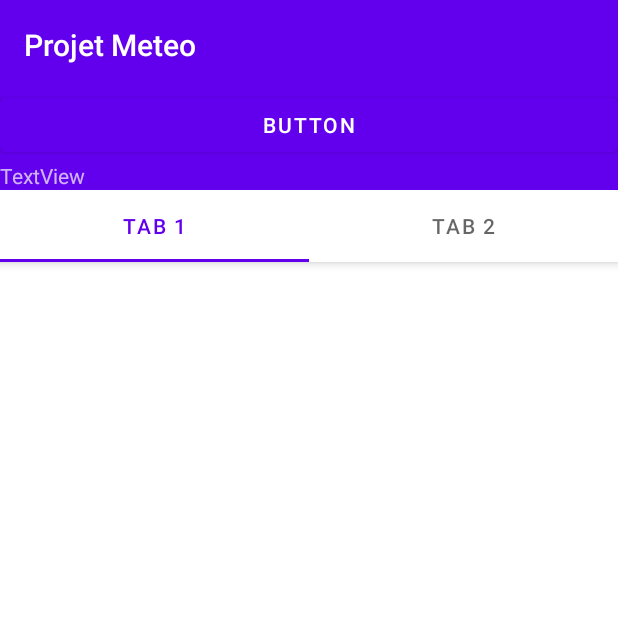
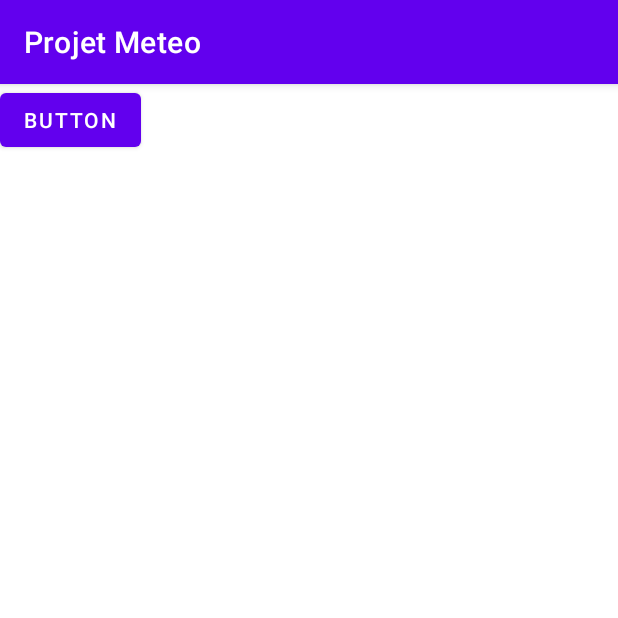
Before and after one commit to Lapanxd/WeatherApp, an Android app: the screen it shows after launch (MainActivity), on a phone screen of 412 x 824 dp, the top half of it. Run offline under Robolectric (Android 15) with nearby library versions, the phone set to English and light mode, and no system bars.

Commit message:
ajout bdd & activity adjout de ville

```diff
--- a/app/build.gradle
+++ b/app/build.gradle
@@ -26,9 +26,6 @@ android {
         sourceCompatibility JavaVersion.VERSION_1_8
         targetCompatibility JavaVersion.VERSION_1_8
     }
-    buildFeatures {
-        viewBinding true
-    }
 }
 
 dependencies {
@@ -36,8 +33,6 @@ dependencies {
     implementation 'androidx.appcompat:appcompat:1.5.1'
     implementation 'com.google.android.material:material:1.7.0'
     implementation 'androidx.constraintlayout:constraintlayout:2.1.4'
-    implementation 'androidx.lifecycle:lifecycle-livedata-ktx:2.5.1'
-    implementation 'androidx.lifecycle:lifecycle-viewmodel-ktx:2.5.1'
     testImplementation 'junit:junit:4.13.2'
     androidTestImplementation 'androidx.test.ext:junit:1.1.4'
     androidTestImplementation 'androidx.test.espresso:espresso-core:3.5.0'
--- a/app/src/main/AndroidManifest.xml
+++ b/app/src/main/AndroidManifest.xml
@@ -13,7 +13,7 @@
         android:theme="@style/Theme.ProjetMeteo"
         tools:targetApi="31">
         <activity
-            android:name=".city_selection"
+            android:name=".CitySelection"
             android:exported="false">
             <meta-data
                 android:name="android.app.lib_name"
@@ -21,9 +21,7 @@
         </activity>
         <activity
             android:name=".MainActivity"
-            android:exported="true"
-            android:label="@string/app_name"
-            android:theme="@style/Theme.ProjetMeteo.NoActionBar">
+            android:exported="true">
             <intent-filter>
                 <action android:name="android.intent.action.MAIN" />
 
--- a/app/src/main/java/com/example/projetmeteo/DataBase.java
+++ b/app/src/main/java/com/example/projetmeteo/DataBase.java
@@ -8,9 +8,7 @@ import android.database.sqlite.SQLiteDatabase;
 import android.database.sqlite.SQLiteOpenHelper;
 import android.util.Log;
 
-import androidx.annotation.Nullable;
-
-public class DataBase extends SQLiteOpenHelper {
+public class Database extends SQLiteOpenHelper {
     public static final int DATABASE_VERSION=2;
     public static final String DATABASE_NAME = "app-meteo";
     private static final String PKEY = "pkey";
@@ -22,7 +20,7 @@ public class DataBase extends SQLiteOpenHelper {
 
     private static final String ORIGINAL_CITIES="insert into " + TABLE_NAME + " (" + CITY_NAME + ") VALUES('null')";
 
-    public DataBase(Context context){
+    public Database(Context context){
         super(context, DATABASE_NAME, null, DATABASE_VERSION);
     }
 
--- a/app/src/main/java/com/example/projetmeteo/MainActivity.java
+++ b/app/src/main/java/com/example/projetmeteo/MainActivity.java
@@ -1,49 +1,26 @@
 package com.example.projetmeteo;
+
+import androidx.appcompat.app.AppCompatActivity;
 
 import android.content.Intent;
 import android.os.Bundle;
-import com.google.android.material.tabs.TabLayout;
-
-import androidx.viewpager.widget.ViewPager;
-import androidx.appcompat.app.AppCompatActivity;
-
-import android.util.Log;
 import android.widget.Button;
 import android.widget.TextView;
 
-import com.example.projetmeteo.ui.main.SectionsPagerAdapter;
-import com.example.projetmeteo.databinding.ActivityMainBinding;
-
 public class MainActivity extends AppCompatActivity {
 
-    private ActivityMainBinding binding;
-
-    DataBase dataBase = new DataBase(this);
+    Database database = new Database(this);
 
     @Override
     protected void onCreate(Bundle savedInstanceState) {
         super.onCreate(savedInstanceState);
+        setContentView(R.layout.activity_main);
 
-        binding = ActivityMainBinding.inflate(getLayoutInflater());
-        setContentView(binding.getRoot());
+        Button button = findViewById(R.id.button);
 
-        SectionsPagerAdapter sectionsPagerAdapter = new SectionsPagerAdapter(this, getSupportFragmentManager());
-        ViewPager viewPager = binding.viewPager;
-        viewPager.setAdapter(sectionsPagerAdapter);
-        TabLayout tabs = binding.tabs;
-        tabs.setupWithViewPager(viewPager);
-
-        TextView textView = findViewById(R.id.textView);
-        Button button = findViewById(R.id.button3);
-
-        button.setOnClickListener(View -> {
-            //textView.setText(dataBase.getCities()[0] + dataBase.getCities()[1] + dataBase.getCities()[2] + dataBase.getCities()[3] + dataBase.getCities()[4]);
-            openCitySelectionActivity();
+        button.setOnClickListener(View->{
+            Intent myIntent = new Intent(this, CitySelection.class);
+            startActivity(myIntent);
         });
     }
-
-    public void openCitySelectionActivity(){
-        Intent myIntent = new Intent(this, city_selection.class);
-        startActivity(myIntent);
-    }
 }
--- a/app/src/main/java/com/example/projetmeteo/ui/main/PageViewModel.java
+++ /dev/null
@@ -1,26 +0,0 @@
-package com.example.projetmeteo.ui.main;
-
-import androidx.arch.core.util.Function;
-import androidx.lifecycle.LiveData;
-import androidx.lifecycle.MutableLiveData;
-import androidx.lifecycle.Transformations;
-import androidx.lifecycle.ViewModel;
-
-public class PageViewModel extends ViewModel {
-
-    private MutableLiveData<Integer> mIndex = new MutableLiveData<>();
-    private LiveData<String> mText = Transformations.map(mIndex, new Function<Integer, String>() {
-        @Override
-        public String apply(Integer input) {
-            return "Hello world from section: " + input;
-        }
-    });
-
-    public void setIndex(int index) {
-        mIndex.setValue(index);
-    }
-
-    public LiveData<String> getText() {
-        return mText;
-    }
-}
--- a/app/src/main/java/com/example/projetmeteo/ui/main/PlaceholderFragment.java
+++ /dev/null
@@ -1,70 +0,0 @@
-package com.example.projetmeteo.ui.main;
-
-import android.os.Bundle;
-import android.view.LayoutInflater;
-import android.view.View;
-import android.view.ViewGroup;
-import android.widget.TextView;
-
-import androidx.annotation.Nullable;
-import androidx.annotation.NonNull;
-import androidx.fragment.app.Fragment;
-import androidx.lifecycle.Observer;
-import androidx.lifecycle.ViewModelProvider;
-
-import com.example.projetmeteo.R;
-import com.example.projetmeteo.databinding.FragmentMainBinding;
-
-/**
- * A placeholder fragment containing a simple view.
- */
-public class PlaceholderFragment extends Fragment {
-
-    private static final String ARG_SECTION_NUMBER = "section_number";
-
-    private PageViewModel pageViewModel;
-    private FragmentMainBinding binding;
-
-    public static PlaceholderFragment newInstance(int index) {
-        PlaceholderFragment fragment = new PlaceholderFragment();
-        Bundle bundle = new Bundle();
-        bundle.putInt(ARG_SECTION_NUMBER, index);
-        fragment.setArguments(bundle);
-        return fragment;
-    }
-
-    @Override
-    public void onCreate(Bundle savedInstanceState) {
-        super.onCreate(savedInstanceState);
-        pageViewModel = new ViewModelProvider(this).get(PageViewModel.class);
-        int index = 1;
-        if (getArguments() != null) {
-            index = getArguments().getInt(ARG_SECTION_NUMBER);
-        }
-        pageViewModel.setIndex(index);
-    }
-
-    @Override
-    public View onCreateView(
-            @NonNull LayoutInflater inflater, ViewGroup container,
-            Bundle savedInstanceState) {
-
-        binding = FragmentMainBinding.inflate(inflater, container, false);
-        View root = binding.getRoot();
-
-        final TextView textView = binding.sectionLabel;
-        pageViewModel.getText().observe(getViewLifecycleOwner(), new Observer<String>() {
-            @Override
-            public void onChanged(@Nullable String s) {
-                textView.setText(s);
-            }
-        });
-        return root;
-    }
-
-    @Override
-    public void onDestroyView() {
-        super.onDestroyView();
-        binding = null;
-    }
-}
--- a/app/src/main/java/com/example/projetmeteo/ui/main/SectionsPagerAdapter.java
+++ /dev/null
@@ -1,46 +0,0 @@
-package com.example.projetmeteo.ui.main;
-
-import android.content.Context;
-
-import androidx.annotation.Nullable;
-import androidx.annotation.StringRes;
-import androidx.fragment.app.Fragment;
-import androidx.fragment.app.FragmentManager;
-import androidx.fragment.app.FragmentPagerAdapter;
-
-import com.example.projetmeteo.R;
-
-/**
- * A [FragmentPagerAdapter] that returns a fragment corresponding to
- * one of the sections/tabs/pages.
- */
-public class SectionsPagerAdapter extends FragmentPagerAdapter {
-
-    @StringRes
-    private static final int[] TAB_TITLES = new int[]{R.string.tab_text_1, R.string.tab_text_2};
-    private final Context mContext;
-
-    public SectionsPagerAdapter(Context context, FragmentManager fm) {
-        super(fm);
-        mContext = context;
-    }
-
-    @Override
-    public Fragment getItem(int position) {
-        // getItem is called to instantiate the fragment for the given page.
-        // Return a PlaceholderFragment (defined as a static inner class below).
-        return PlaceholderFragment.newInstance(position + 1);
-    }
-
-    @Nullable
-    @Override
-    public CharSequence getPageTitle(int position) {
-        return mContext.getResources().getString(TAB_TITLES[position]);
-    }
-
-    @Override
-    public int getCount() {
-        // Show 2 total pages.
-        return 2;
-    }
-}
--- a/app/src/main/res/layout/activity_main.xml
+++ b/app/src/main/res/layout/activity_main.xml
@@ -1,48 +1,16 @@
 <?xml version="1.0" encoding="utf-8"?>
-<androidx.coordinatorlayout.widget.CoordinatorLayout xmlns:android="http://schemas.android.com/apk/res/android"
+<androidx.constraintlayout.widget.ConstraintLayout xmlns:android="http://schemas.android.com/apk/res/android"
     xmlns:app="http://schemas.android.com/apk/res-auto"
     xmlns:tools="http://schemas.android.com/tools"
     android:layout_width="match_parent"
     android:layout_height="match_parent"
     tools:context=".MainActivity">
 
-    <com.google.android.material.appbar.AppBarLayout
-        android:layout_width="match_parent"
+    <Button
+        android:id="@+id/button"
+        android:layout_width="wrap_content"
         android:layout_height="wrap_content"
-        android:theme="@style/Theme.ProjetMeteo.AppBarOverlay">
-
-        <TextView
-            android:id="@+id/title"
-            android:layout_width="wrap_content"
-            android:layout_height="wrap_content"
-            android:gravity="center"
-            android:minHeight="?actionBarSize"
-            android:padding="@dimen/appbar_padding"
-            android:text="@string/app_name"
-            android:textAppearance="@style/TextAppearance.Widget.AppCompat.Toolbar.Title" />
-
-        <Button
-            android:id="@+id/button3"
-            android:layout_width="match_parent"
-            android:layout_height="wrap_content"
-            android:text="Button" />
-
-        <TextView
-            android:id="@+id/textView"
-            android:layout_width="match_parent"
-            android:layout_height="wrap_content"
-            android:text="TextView" />
-
-        <com.google.android.material.tabs.TabLayout
-            android:id="@+id/tabs"
-            android:layout_width="match_parent"
-            android:layout_height="wrap_content" />
-    </com.google.android.material.appbar.AppBarLayout>
-
-    <androidx.viewpager.widget.ViewPager
-        android:id="@+id/view_pager"
-        android:layout_width="match_parent"
-        android:layout_height="match_parent"
-        app:layout_behavior="@string/appbar_scrolling_view_behavior" />
-
-</androidx.coordinatorlayout.widget.CoordinatorLayout>
+        android:text="Button"
+        tools:layout_editor_absoluteX="18dp"
+        tools:layout_editor_absoluteY="20dp" />
+</androidx.constraintlayout.widget.ConstraintLayout>
--- a/app/src/main/res/layout/fragment_main.xml
+++ /dev/null
@@ -1,23 +0,0 @@
-<?xml version="1.0" encoding="utf-8"?>
-<androidx.constraintlayout.widget.ConstraintLayout xmlns:android="http://schemas.android.com/apk/res/android"
-    xmlns:app="http://schemas.android.com/apk/res-auto"
-    xmlns:tools="http://schemas.android.com/tools"
-    android:id="@+id/constraintLayout"
-    android:layout_width="match_parent"
-    android:layout_height="match_parent"
-    tools:context=".ui.main.PlaceholderFragment">
-
-    <TextView
-        android:id="@+id/section_label"
-        android:layout_width="wrap_content"
-        android:layout_height="wrap_content"
-        android:layout_marginStart="@dimen/activity_horizontal_margin"
-        android:layout_marginTop="@dimen/activity_vertical_margin"
-        android:layout_marginEnd="@dimen/activity_horizontal_margin"
-        android:layout_marginBottom="@dimen/activity_vertical_margin"
-        app:layout_constraintLeft_toLeftOf="parent"
-        app:layout_constraintTop_toTopOf="@+id/constraintLayout"
-        tools:layout_constraintLeft_creator="1"
-        tools:layout_constraintTop_creator="1" />
-
-</androidx.constraintlayout.widget.ConstraintLayout>
--- a/app/src/main/res/values-land/dimens.xml
+++ /dev/null
@@ -1,3 +0,0 @@
-<resources>
-    <dimen name="fab_margin">48dp</dimen>
-</resources>
--- a/app/src/main/res/values-w1240dp/dimens.xml
+++ /dev/null
@@ -1,3 +0,0 @@
-<resources>
-    <dimen name="fab_margin">200dp</dimen>
-</resources>
--- a/app/src/main/res/values-w600dp/dimens.xml
+++ /dev/null
@@ -1,3 +0,0 @@
-<resources>
-    <dimen name="fab_margin">48dp</dimen>
-</resources>
--- a/app/src/main/res/values-w820dp/dimens.xml
+++ /dev/null
@@ -1,6 +0,0 @@
-<resources>
-    <!-- Example customization of dimensions originally defined in res/values/dimens.xml
-         (such as screen margins) for screens with more than 820dp of available width. This
-         would include 7" and 10" devices in landscape (~960dp and ~1280dp respectively). -->
-    <dimen name="activity_horizontal_margin">64dp</dimen>
-</resources>
--- a/app/src/main/res/values/dimens.xml
+++ /dev/null
@@ -1,8 +0,0 @@
-<resources>
-    <!-- Default screen margins, per the Android Design guidelines. -->
-    <dimen name="activity_horizontal_margin">16dp</dimen>
-    <dimen name="activity_vertical_margin">16dp</dimen>
-    <dimen name="appbar_padding">16dp</dimen>
-    <dimen name="fab_margin">16dp</dimen>
-    <dimen name="appbar_padding_top">8dp</dimen>
-</resources>
--- a/app/src/main/res/values/strings.xml
+++ b/app/src/main/res/values/strings.xml
@@ -1,5 +1,3 @@
 <resources>
     <string name="app_name">Projet Meteo</string>
-    <string name="tab_text_1">Tab 1</string>
-    <string name="tab_text_2">Tab 2</string>
 </resources>
--- a/app/src/main/res/values/themes.xml
+++ b/app/src/main/res/values/themes.xml
@@ -13,13 +13,4 @@
         <item name="android:statusBarColor">?attr/colorPrimaryVariant</item>
         <!-- Customize your theme here. -->
     </style>
-
-    <style name="Theme.ProjetMeteo.NoActionBar">
-        <item name="windowActionBar">false</item>
-        <item name="windowNoTitle">true</item>
-    </style>
-
-    <style name="Theme.ProjetMeteo.AppBarOverlay" parent="ThemeOverlay.AppCompat.Dark.ActionBar" />
-
-    <style name="Theme.ProjetMeteo.PopupOverlay" parent="ThemeOverlay.AppCompat.Light" />
 </resources>
```
Also changed, not shown: app/src/main/java/com/example/projetmeteo/CitySelection.java (added, +107 -0 lines), app/src/main/java/com/example/projetmeteo/city_selection.java (deleted, +0 -26 lines), app/src/main/res/layout/activity_city_selection.xml (+18 -33 lines), app/src/main/res/layout/text_field.xml (added, +22 -0 lines), gradle/wrapper/gradle-wrapper.properties.
